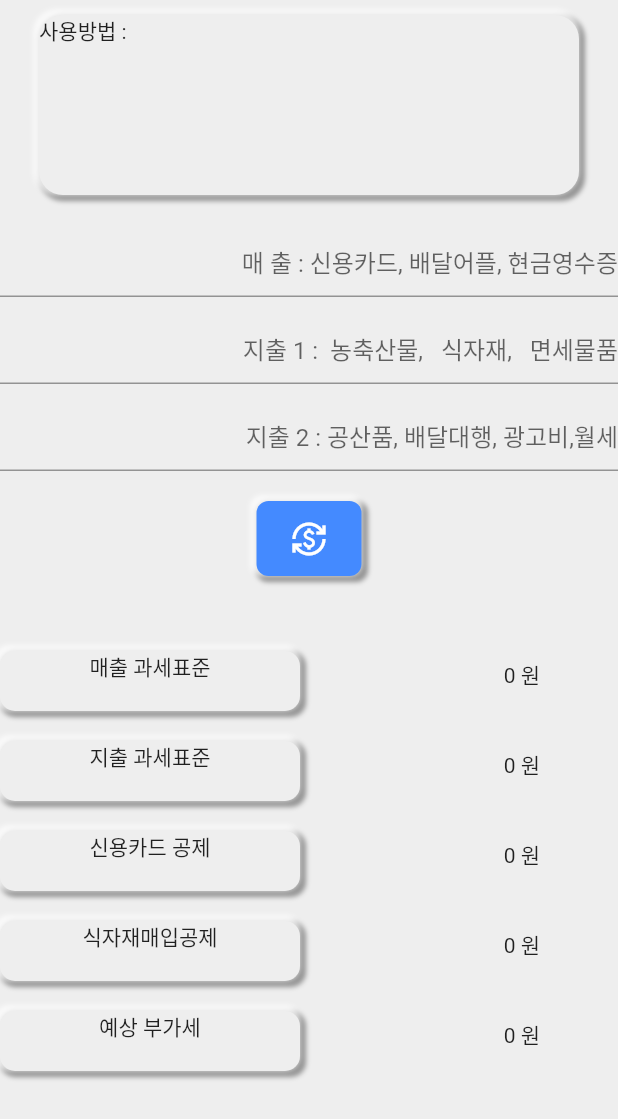
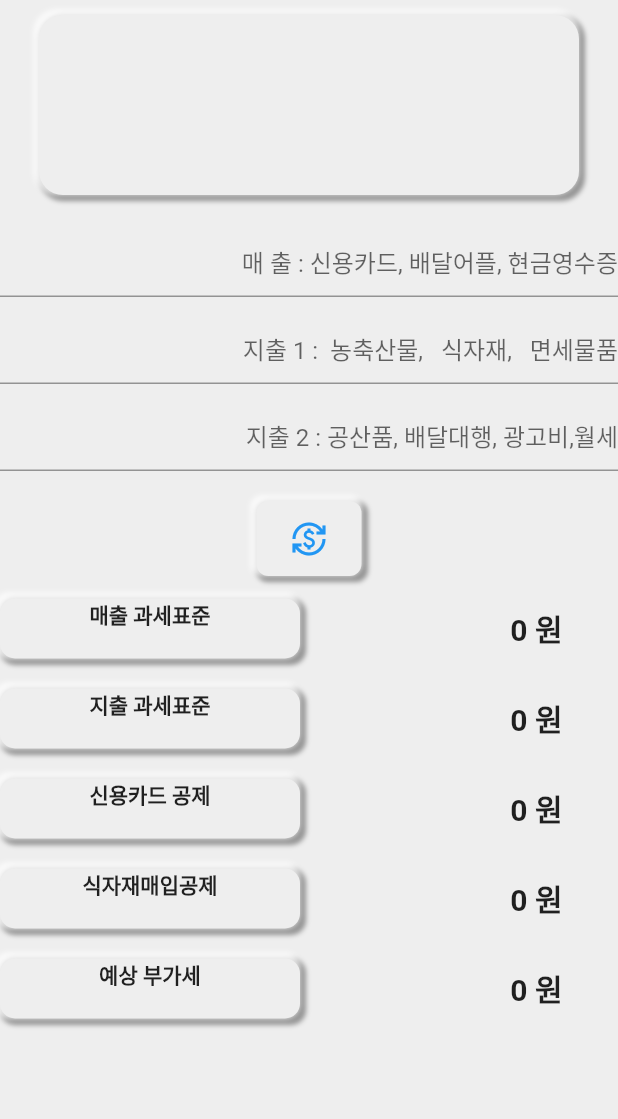
Before and after one commit to jhonhyuncheol88/taxcalculator126, a Flutter app: the screen it shows after launch, after a tap on the "currency exchange" icon, on a phone screen of 412 x 824 dp. Shown: the top 1119 px of the screen. Run offline on Flutter 3.47's test engine with Material 2 defaults, Android fonts, the phone set to English and light mode, and no system bars; missing offline and left inert: pattern_formatter.

Commit message:
12월 11일 오후 11시

```diff
--- a/lib/Newmorphism.dart
+++ /dev/null
@@ -1,14 +0,0 @@
-import 'package:flutter/material.dart';
-
-
-
-
-class newmorphismNumber extends Scaffold {
-
-  final int off1 =-16;
-  final int off2  =16;
-  final int blurR = 16;
-  final int spredR = 2;
-
-
-}
--- a/lib/main.dart
+++ b/lib/main.dart
@@ -3,8 +3,6 @@ import 'package:flutter/services.dart';
 import 'package:intl/intl.dart';
 import 'package:pattern_formatter/pattern_formatter.dart';
 import 'package:flutter/services.dart'; //앱 상단의 stauts 바를 없앨 수 잇음
-
-
 
 void main() => runApp(const MyApp());
 
@@ -33,17 +31,15 @@ class HomePage extends StatefulWidget {
 }
 
 class _HomePageState extends State<HomePage> {
-
-
 // 뉴모피즘 변수 값
-  final  off1 =-2.0;
-  final  off2  =2.0;
-  final  blurR = 2.0;
-  final  spredR = 2.0;
+  final off1 = -2.0;
+  final off2 = 2.0;
+  final blurR = 2.0;
+  final spredR = 2.0;
 
 //
 
- bool cred =false; //신용카드 공제 조건식
+  bool cred = false; //신용카드 공제 조건식
 
   bool click = false; //계산 버튼 애니메이션 변수
 
@@ -57,8 +53,10 @@ class _HomePageState extends State<HomePage> {
   double taxspending = 0; // 지출 과세표준
   double creditcard_help = 0; // 신용카드공제
   double spending_Food_help = 0; //의제 매입 공제
-  double estimate_tax = 0; //예상 부가세  = (t1 *1/10) - (t3 *1/10) - (t1 *13/1000) - (t2*9/109)
+  double estimate_tax =
+      0; //예상 부가세  = (t1 *1/10) - (t3 *1/10) - (t1 *13/1000) - (t2*9/109)
   double overcreditcard_help = 10000000;
+
 //컨트롤러 초기화
   @override
   void initState() {
@@ -80,9 +78,6 @@ class _HomePageState extends State<HomePage> {
   //2. 콤마를 제거한 숫자 값을 double.parse로 변환해준다.
   //3. double로 된 숫자 값을 해당 변수에 넣어주고 계산식을 적용한다.
   void convertStringtoDouble() {
-
-
-
     var t1text = t1.text;
     var t1convert = t1text.replaceAll(",", "");
     var income = double.parse(t1convert);
@@ -95,41 +90,30 @@ class _HomePageState extends State<HomePage> {
     var t3convert = t3text.replaceAll(",", "");
     var spending_Product = double.parse(t3convert);
 
-
-
     taxincome = income * 1 / 10;
     spending_Food_help = spending_Food * 9 / 109;
     taxspending = spending_Product * 1 / 10;
-    creditcard_help =income * 13/1000;
+    creditcard_help = income * 13 / 1000;
 
     //신용카드공제, 의제매입공제 조건식
-      if(creditcard_help >10000000 ) {
-        creditcard_help =10000000;
+    if (creditcard_help > 10000000) {
+      creditcard_help = 10000000;
+    }
 
-      }
-
-    estimate_tax = taxincome-taxspending -creditcard_help-spending_Food_help;
-
-
-
-
-
+    estimate_tax =
+        taxincome - taxspending - creditcard_help - spending_Food_help;
   }
 
   @override
   Widget build(BuildContext context) {
     return Scaffold(
       backgroundColor: Colors.grey[200],
-      body:
-
-      GestureDetector(
-        onTap: (){
+      body: GestureDetector(
+        onTap: () {
           setState(() {
             FocusScope.of(context).unfocus();
-
           });
         },
-
         child: SafeArea(
             child: SingleChildScrollView(
           child: Column(
@@ -138,7 +122,6 @@ class _HomePageState extends State<HomePage> {
                   padding: EdgeInsets.all(
                 5,
               )),
-
               Container(
                 decoration: BoxDecoration(
                   color: Colors.grey[200],
@@ -160,50 +143,45 @@ class _HomePageState extends State<HomePage> {
                 ),
                 width: 360,
                 height: 120,
-                child: Text('사용방법 : '),
+                child: Text(' ',style: TextStyle(fontWeight: FontWeight.bold),),
               ),
               SizedBox(
                 height: 20,
               ),
-
               TextField(
-
                 maxLength: 11,
                 controller: t1,
                 keyboardType: TextInputType.number,
                 textAlign: TextAlign.end,
                 inputFormatters: [ThousandsFormatter()],
-                decoration: InputDecoration(counterText: "",
+                decoration: InputDecoration(
+                  counterText: "",
                   hintText: ' 매 출 : 신용카드, 배달어플, 현금영수증',
-
-
                 ),
               ),
-              SizedBox(height: 10,
+              SizedBox(
+                height: 10,
               ),
-
               TextField(
-                maxLength:11,
+                maxLength: 11,
                 controller: t2,
                 keyboardType: TextInputType.number,
                 textAlign: TextAlign.end,
                 inputFormatters: [ThousandsFormatter()],
-                decoration: InputDecoration(counterText: "",
-                  hintText: '지출 1 :  농축산물,   식자재,   면세물품'
-                ),
-
+                decoration: InputDecoration(
+                    counterText: "", hintText: '지출 1 :  농축산물,   식자재,   면세물품'),
               ),
-              SizedBox(height: 10,),
-
+              SizedBox(
+                height: 10,
+              ),
               TextField(
                 maxLength: 11,
                 controller: t3,
                 keyboardType: TextInputType.number,
                 textAlign: TextAlign.end,
                 inputFormatters: [ThousandsFormatter()],
-                decoration: InputDecoration(counterText: "",
-                  hintText: '지출 2 : 공산품, 배달대행, 광고비,월세'
-                ),
+                decoration: InputDecoration(
+                    counterText: "", hintText: '지출 2 : 공산품, 배달대행, 광고비,월세'),
               ),
               SizedBox(
                 height: 20,
@@ -220,15 +198,14 @@ class _HomePageState extends State<HomePage> {
                 child: AnimatedContainer(
                     child: Icon(
                       Icons.currency_exchange_sharp,
-                      color: Colors.white,
+                      color: Colors.blue,
                     ),
-
                     height: 50,
                     width: 70,
                     duration: Duration(milliseconds: 1),
                     curve: Curves.easeInBack,
                     decoration: BoxDecoration(
-                        color: Colors.blueAccent,
+                        color: Colors.grey[200],
                         borderRadius: BorderRadius.circular(8),
                         boxShadow: click
                             ? null
@@ -247,11 +224,9 @@ class _HomePageState extends State<HomePage> {
                                 )
                               ])),
               ),
-
               SizedBox(
-                height: 50,
+                height: 15,
               ),
-
               Row(
                 mainAxisAlignment: MainAxisAlignment.start,
                 children: [
@@ -274,18 +249,20 @@ class _HomePageState extends State<HomePage> {
                               spreadRadius: spredR)
                         ]),
                     child: Text(
-                      '매출 과세표준',
+                      '매출 과세표준',style: TextStyle(fontWeight: FontWeight.bold),
                       textAlign: TextAlign.center,
                     ),
                   ),
                   SizedBox(
                     width: 50,
                   ),
-                  Container(  width: 110,
+                  Container(
+                      width: 125,
                       height: 30,
-
-
-                      child: Text(comma.format(taxincome),textAlign: TextAlign.end,)), //taxincome
+                      child: Text(
+                        comma.format(taxincome),style: TextStyle(fontWeight: FontWeight.bold,fontSize: 20),
+                        textAlign: TextAlign.end,
+                      )), //taxincome
                 ],
               ),
               SizedBox(
@@ -313,7 +290,7 @@ class _HomePageState extends State<HomePage> {
                               spreadRadius: spredR)
                         ]),
                     child: Text(
-                      '지출 과세표준',
+                      '지출 과세표준',style: TextStyle(fontWeight: FontWeight.bold),
                       textAlign: TextAlign.center,
                     ),
                   ),
@@ -321,12 +298,12 @@ class _HomePageState extends State<HomePage> {
                     width: 50,
                   ),
                   Container(
-
-                      width: 110,
+                      width: 125,
                       height: 30,
-
-
-                      child: Text(comma.format(taxspending),textAlign: TextAlign.end,)),
+                      child: Text(
+                        comma.format(taxspending),style: TextStyle(fontWeight: FontWeight.bold,fontSize: 20),
+                        textAlign: TextAlign.end,
+                      )),
                 ],
               ),
               SizedBox(
@@ -354,7 +331,7 @@ class _HomePageState extends State<HomePage> {
                               spreadRadius: spredR)
                         ]),
                     child: Text(
-                      '신용카드 공제',
+                      '신용카드 공제',style: TextStyle(fontWeight: FontWeight.bold),
                       textAlign: TextAlign.center,
                     ),
                   ),
@@ -362,11 +339,12 @@ class _HomePageState extends State<HomePage> {
                     width: 50,
                   ),
                   Container(
-                      width: 110,
+                      width: 125,
                       height: 30,
-
-
-                      child: Text(comma.format(creditcard_help),textAlign: TextAlign.end,)),
+                      child: Text(
+                        comma.format(creditcard_help),style: TextStyle(fontWeight: FontWeight.bold,fontSize: 20),
+                        textAlign: TextAlign.end,
+                      )),
                   //신용카드 공제 매출의 1.3%
                 ],
               ),
@@ -395,7 +373,7 @@ class _HomePageState extends State<HomePage> {
                               spreadRadius: spredR)
                         ]),
                     child: Text(
-                      '식자재매입공제',
+                      '식자재매입공제',style: TextStyle(fontWeight: FontWeight.bold),
                       textAlign: TextAlign.center,
                     ),
                   ),
@@ -403,11 +381,12 @@ class _HomePageState extends State<HomePage> {
                     width: 50,
                   ),
                   Container(
-                      width: 110,
+                      width: 125,
                       height: 30,
-
-
-                      child: Text(comma.format(spending_Food_help),textAlign: TextAlign.end,)),
+                      child: Text(
+                        comma.format(spending_Food_help),style: TextStyle(fontWeight: FontWeight.bold,fontSize: 20),
+                        textAlign: TextAlign.end,
+                      )),
                   //의제매입공제 식자재 매출의 2억미만 8.26% , 2억 초과 7.24%
                 ],
               ),
@@ -425,7 +404,7 @@ class _HomePageState extends State<HomePage> {
                         borderRadius: BorderRadius.circular(10),
                         boxShadow: [
                           BoxShadow(
-                              offset:  Offset(off2, off2),
+                              offset: Offset(off2, off2),
                               color: Colors.black38,
                               blurRadius: blurR,
                               spreadRadius: spredR),
@@ -436,7 +415,7 @@ class _HomePageState extends State<HomePage> {
                               spreadRadius: spredR)
                         ]),
                     child: Text(
-                      '예상 부가세',
+                      '예상 부가세',style: TextStyle(fontWeight: FontWeight.bold),
                       textAlign: TextAlign.center,
                     ),
                   ),
@@ -444,21 +423,17 @@ class _HomePageState extends State<HomePage> {
                     width: 50,
                   ),
                   Container(
-                      width: 110,
+                      width: 125,
                       height: 30,
-
-
-                      child: Text(comma.format(estimate_tax),textAlign: TextAlign.end,)),
+                      child: Text(
+                        comma.format(estimate_tax),style: TextStyle(fontWeight: FontWeight.bold,fontSize: 20),
+                        textAlign: TextAlign.end,
+                      )),
                 ],
               ),
-
-              //제스쳐 디텍터, 애니매이션 컨테이너,
             ],
           ),
-        )
-            // (매출*1/10) - (공산품+서비스+광고비 지출 * 1/10) - 신용카드공제 - 의제매입공제
-
-            ),
+        )),
       ),
     );
   }
--- a/pubspec.yaml
+++ b/pubspec.yaml
@@ -36,6 +36,8 @@ dependencies:
   intl: ^0.17.0
   flutter:
     sdk: flutter
+
+
 
 
   # The following adds the Cupertino Icons font to your application.
```
Also changed, not shown: assets/establish Retrosans.ttf (added).
